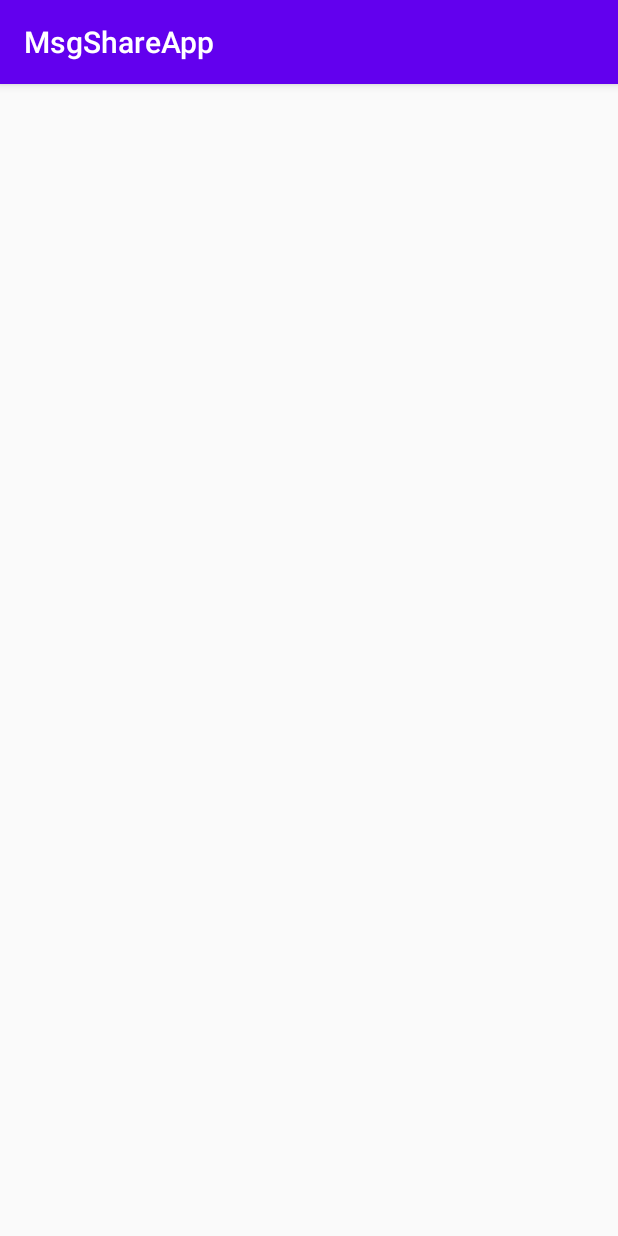
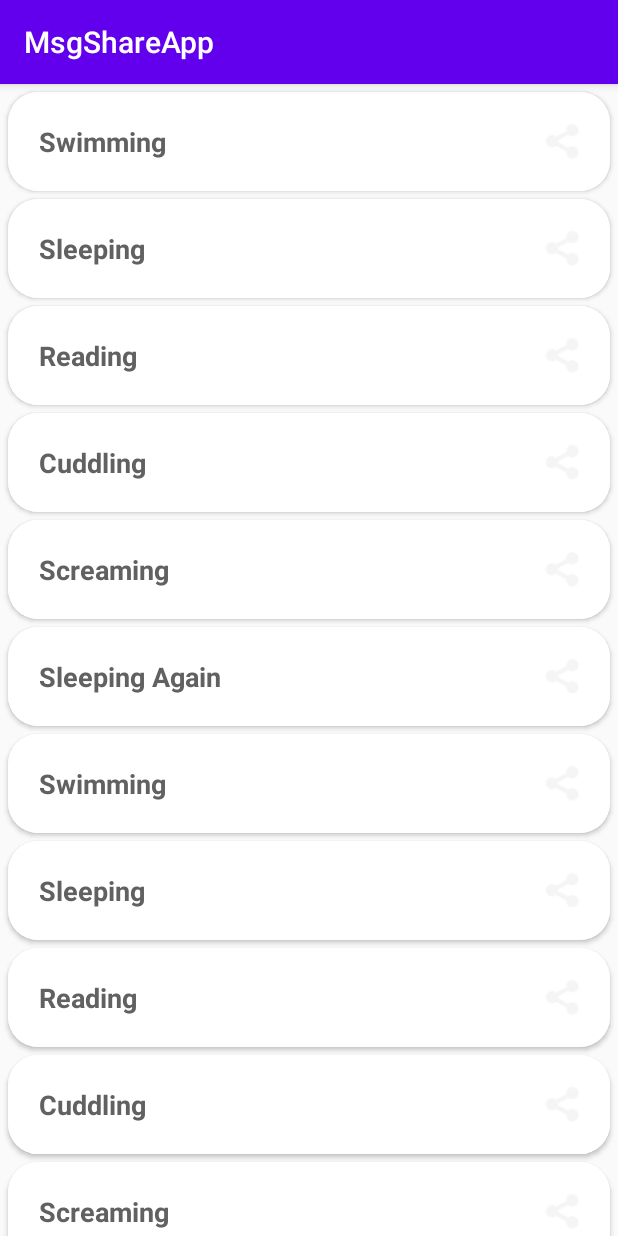
Before and after one commit to Gabrieal4Real/MsgShareApp, an Android app: the HobbiesActivity screen opened directly, with no data from a screen before it, on a phone screen of 412 x 824 dp. Run offline under Robolectric (Android 15) with nearby library versions, the phone set to English and light mode, and no system bars.

Commit message:
Part 3.5

```diff
--- a/app/src/main/java/com/smartherd/msgshareapp/HobbiesActivity.kt
+++ b/app/src/main/java/com/smartherd/msgshareapp/HobbiesActivity.kt
@@ -2,10 +2,20 @@ package com.smartherd.msgshareapp
 
 import android.os.Bundle
 import androidx.appcompat.app.AppCompatActivity
+import androidx.recyclerview.widget.LinearLayoutManager
+import kotlinx.android.synthetic.main.activity_hobbies.*
 
 class HobbiesActivity : AppCompatActivity() {
     override fun onCreate(savedInstanceState: Bundle?) {
         super.onCreate(savedInstanceState)
         setContentView(R.layout.activity_hobbies)
+
+        val layoutManager = LinearLayoutManager(this)
+        layoutManager.orientation = LinearLayoutManager.VERTICAL
+        recyclerview1.layoutManager = layoutManager
+
+
+        val adapter = HobbiesAdapter(this, Supplier.hobbies)
+        recyclerview1.adapter = adapter
     }
 }
--- /dev/null
+++ b/app/src/main/java/com/smartherd/msgshareapp/HobbiesAdapter.kt
@@ -0,0 +1,55 @@
+package com.smartherd.msgshareapp
+
+import android.content.Context
+import android.content.Intent
+import android.view.LayoutInflater
+import android.view.View
+import android.view.ViewGroup
+import android.widget.Toast
+import androidx.recyclerview.widget.RecyclerView
+import kotlinx.android.synthetic.main.list_item.view.*
+
+class HobbiesAdapter(val context: Context, val hobbies: List<Hobby>) :
+    RecyclerView.Adapter<HobbiesAdapter.MyViewHolder>() {
+    inner class MyViewHolder(itemView: View) : RecyclerView.ViewHolder(itemView) {
+        var currentHobby: Hobby? = null
+        var currentPosition: Int = 0
+
+        init {
+            itemView.setOnClickListener {
+                Toast.makeText(context, currentHobby!!.title + " is your hobby", Toast.LENGTH_SHORT)
+                    .show()
+            }
+
+            itemView.imgShare.setOnClickListener {
+                val message: String = currentHobby!!.title + " is your hobby"
+                val intent = Intent()
+                intent.action = Intent.ACTION_SEND
+                intent.putExtra(Intent.EXTRA_TEXT, message)
+                intent.type = "text/plain"
+                context.startActivity(Intent.createChooser(intent, "Share to: "))
+            }
+        }
+
+        fun setData(hobby: Hobby?, position: Int) {
+            itemView.txvTitle.text = hobby!!.title
+
+            this.currentHobby = hobby
+            this.currentPosition = position
+        }
+    }
+
+    override fun onCreateViewHolder(parent: ViewGroup, viewType: Int): MyViewHolder {
+        val view = LayoutInflater.from(context).inflate(R.layout.list_item, parent, false)
+        return MyViewHolder(view)
+    }
+
+    override fun getItemCount(): Int {
+        return hobbies.size
+    }
+
+    override fun onBindViewHolder(holder: MyViewHolder, position: Int) {
+        val hobby = hobbies[position]
+        holder.setData(hobby, position)
+    }
+}
--- /dev/null
+++ b/app/src/main/java/com/smartherd/msgshareapp/Model.kt
@@ -0,0 +1,26 @@
+package com.smartherd.msgshareapp
+
+data class Hobby(var title: String)
+
+object Supplier {
+    val hobbies = listOf<Hobby>(
+        Hobby("Swimming"),
+        Hobby("Sleeping"),
+        Hobby("Reading"),
+        Hobby("Cuddling"),
+        Hobby("Screaming"),
+        Hobby("Sleeping Again"),
+        Hobby("Swimming"),
+        Hobby("Sleeping"),
+        Hobby("Reading"),
+        Hobby("Cuddling"),
+        Hobby("Screaming"),
+        Hobby("Sleeping Again"),
+        Hobby("Swimming"),
+        Hobby("Sleeping"),
+        Hobby("Reading"),
+        Hobby("Cuddling"),
+        Hobby("Screaming"),
+        Hobby("Sleeping Again")
+    )
+}
--- a/app/src/main/res/layout/list_item.xml
+++ b/app/src/main/res/layout/list_item.xml
@@ -6,7 +6,7 @@
     android:layout_marginLeft="5dp"
     android:layout_marginTop="5dp"
     android:layout_marginRight="5dp"
-    card_view:cardCornerRadius="5dp">
+    card_view:cardCornerRadius="20dp">
 
     <LinearLayout
         android:layout_width="match_parent"
@@ -14,7 +14,7 @@
         android:background="@android:color/white"
         android:baselineAligned="false"
         android:orientation="horizontal"
-        android:padding="5dp">
+        android:padding="15dp">
 
         <TextView
             android:id="@+id/txvTitle"
```
